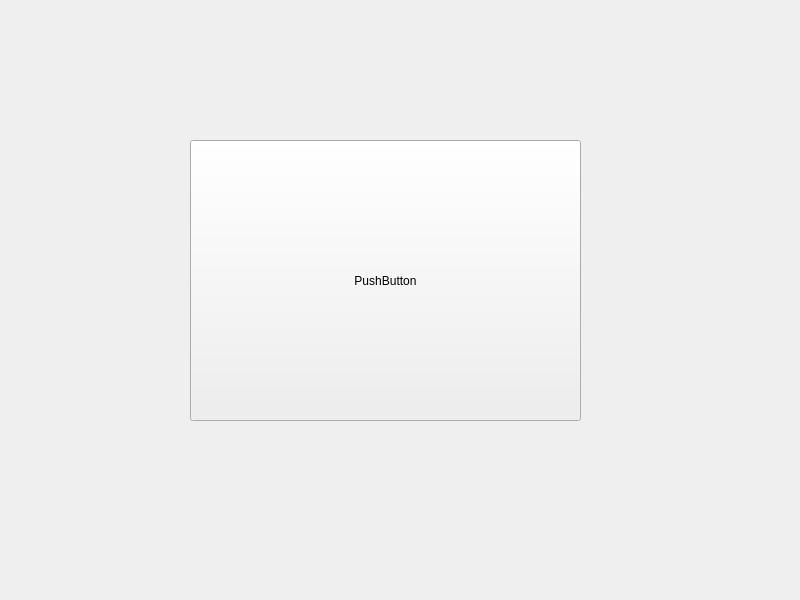
Above: lab3/widget.ui from platosha-git/Modeling-2 before the change. Below: the same form after it.
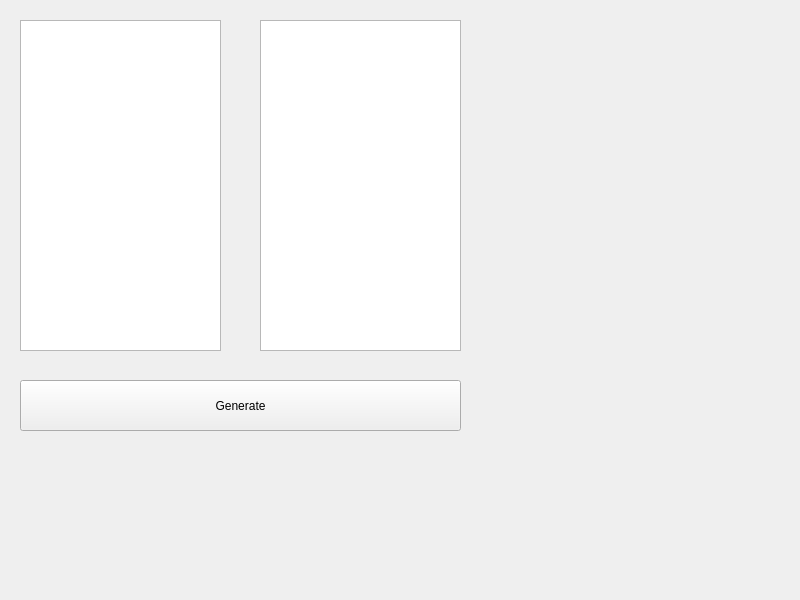
That is the form after the change.

What changed in the file:
```diff
--- a/lab3/widget.ui
+++ b/lab3/widget.ui
@@ -13,18 +13,48 @@
   <property name="windowTitle">
    <string>Widget</string>
   </property>
-  <widget class="QPushButton" name="pushButton">
+  <widget class="QWidget" name="widget" native="true">
    <property name="geometry">
     <rect>
-     <x>190</x>
-     <y>140</y>
-     <width>391</width>
-     <height>281</height>
+     <x>10</x>
+     <y>10</y>
+     <width>781</width>
+     <height>581</height>
     </rect>
    </property>
-   <property name="text">
-    <string>PushButton</string>
-   </property>
+   <widget class="QPushButton" name="generate">
+    <property name="geometry">
+     <rect>
+      <x>10</x>
+      <y>370</y>
+      <width>441</width>
+      <height>51</height>
+     </rect>
+    </property>
+    <property name="text">
+     <string>Generate</string>
+    </property>
+   </widget>
+   <widget class="QTableView" name="tableAlg">
+    <property name="geometry">
+     <rect>
+      <x>10</x>
+      <y>10</y>
+      <width>201</width>
+      <height>331</height>
+     </rect>
+    </property>
+   </widget>
+   <widget class="QTableView" name="tableTab">
+    <property name="geometry">
+     <rect>
+      <x>250</x>
+      <y>10</y>
+      <width>201</width>
+      <height>331</height>
+     </rect>
+    </property>
+   </widget>
   </widget>
  </widget>
  <resources/>
```
